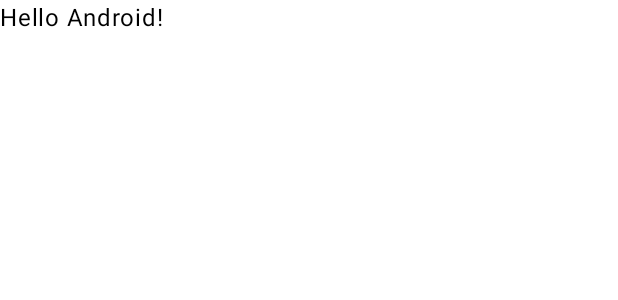
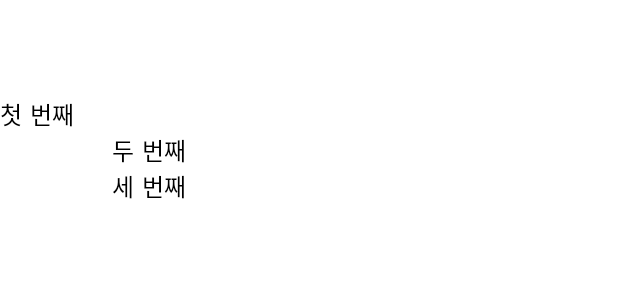
Before and after one commit to theo-no/Compose_Example, an Android app built with Jetpack Compose: the @Preview function GreetingPreview2, on a phone screen of 412 x 824 dp. Shown: the top 300 px of the screen. Run offline under Robolectric (Android 15) with nearby library versions, the phone set to English and light mode, and no system bars.

Commit message:
Column 예시 완료

```diff
--- a/Compose_Example/app/src/main/java/com/csh/compose_example/ColumnActivity.kt
+++ b/Compose_Example/app/src/main/java/com/csh/compose_example/ColumnActivity.kt
@@ -3,13 +3,18 @@ package com.csh.compose_example
 import android.os.Bundle
 import androidx.activity.ComponentActivity
 import androidx.activity.compose.setContent
+import androidx.compose.foundation.layout.Arrangement
+import androidx.compose.foundation.layout.Column
 import androidx.compose.foundation.layout.fillMaxSize
+import androidx.compose.foundation.layout.size
 import androidx.compose.material3.MaterialTheme
 import androidx.compose.material3.Surface
 import androidx.compose.material3.Text
 import androidx.compose.runtime.Composable
+import androidx.compose.ui.Alignment
 import androidx.compose.ui.Modifier
 import androidx.compose.ui.tooling.preview.Preview
+import androidx.compose.ui.unit.dp
 import com.csh.compose_example.ui.theme.Compose_ExampleTheme
 
 class ColumnActivity : ComponentActivity() {
@@ -22,7 +27,7 @@ class ColumnActivity : ComponentActivity() {
                     modifier = Modifier.fillMaxSize(),
                     color = MaterialTheme.colorScheme.background
                 ) {
-                    Greeting("Android")
+                    ColumnEx()
                 }
             }
         }
@@ -30,17 +35,29 @@ class ColumnActivity : ComponentActivity() {
 }
 
 @Composable
-fun Greeting(name: String, modifier: Modifier = Modifier) {
-    Text(
-        text = "Hello $name!",
-        modifier = modifier
-    )
+fun ColumnEx() {
+    Column(
+        verticalArrangement = Arrangement.Center,
+        horizontalAlignment = Alignment.CenterHorizontally,
+        modifier = Modifier.size(200.dp)
+    ){
+        Text(
+            "첫 번째",
+            modifier = Modifier.align(Alignment.Start)
+        )
+        Text(
+            "두 번째"
+        )
+        Text(
+            "세 번째"
+        )
+    }
 }
 
 @Preview(showBackground = true)
 @Composable
 fun GreetingPreview2() {
     Compose_ExampleTheme {
-        Greeting("Android")
+        ColumnEx()
     }
 }
```
